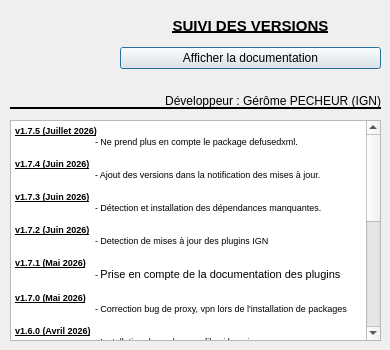
IGNF/PluginsManager-qgis-plugin, file aproposde.ui: the form before one commit.
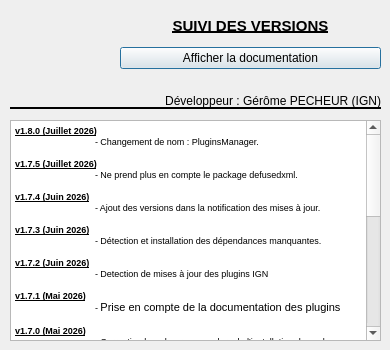
The form after the commit. Icons and pictures are not drawn.

Diff of the .ui file:
```diff
--- a/aproposde.ui
+++ b/aproposde.ui
@@ -100,6 +100,9 @@
 &lt;html&gt;&lt;head&gt;&lt;meta name=&quot;qrichtext&quot; content=&quot;1&quot; /&gt;&lt;style type=&quot;text/css&quot;&gt;
 p, li { white-space: pre-wrap; }
 &lt;/style&gt;&lt;/head&gt;&lt;body style=&quot; font-family:'MS Shell Dlg 2'; font-size:8.25pt; font-weight:400; font-style:normal;&quot;&gt;
+&lt;p style=&quot; margin-top:0px; margin-bottom:0px; margin-left:0px; margin-right:0px; -qt-block-indent:0; text-indent:0px;&quot;&gt;&lt;span style=&quot; font-size:7pt; font-weight:600; text-decoration: underline;&quot;&gt;v1.8.0 (Juillet 2026)&lt;/span&gt;&lt;/p&gt;
+&lt;p style=&quot; margin-top:0px; margin-bottom:0px; margin-left:0px; margin-right:0px; -qt-block-indent:0; text-indent:0px;&quot;&gt;&lt;span style=&quot; font-size:7pt;&quot;&gt;	- Changement de nom : PluginsManager.&lt;/span&gt;&lt;/p&gt;
+&lt;p style=&quot;-qt-paragraph-type:empty; margin-top:0px; margin-bottom:0px; margin-left:0px; margin-right:0px; -qt-block-indent:0; text-indent:0px; font-size:7pt;&quot;&gt;&lt;br /&gt;&lt;/p&gt;
 &lt;p style=&quot; margin-top:0px; margin-bottom:0px; margin-left:0px; margin-right:0px; -qt-block-indent:0; text-indent:0px;&quot;&gt;&lt;span style=&quot; font-size:7pt; font-weight:600; text-decoration: underline;&quot;&gt;v1.7.5 (Juillet 2026)&lt;/span&gt;&lt;/p&gt;
 &lt;p style=&quot; margin-top:0px; margin-bottom:0px; margin-left:0px; margin-right:0px; -qt-block-indent:0; text-indent:0px;&quot;&gt;&lt;span style=&quot; font-size:7pt;&quot;&gt;	- Ne prend plus en compte le package defusedxml.&lt;/span&gt;&lt;/p&gt;
 &lt;p style=&quot;-qt-paragraph-type:empty; margin-top:0px; margin-bottom:0px; margin-left:0px; margin-right:0px; -qt-block-indent:0; text-indent:0px; font-size:7pt;&quot;&gt;&lt;br /&gt;&lt;/p&gt;
```
